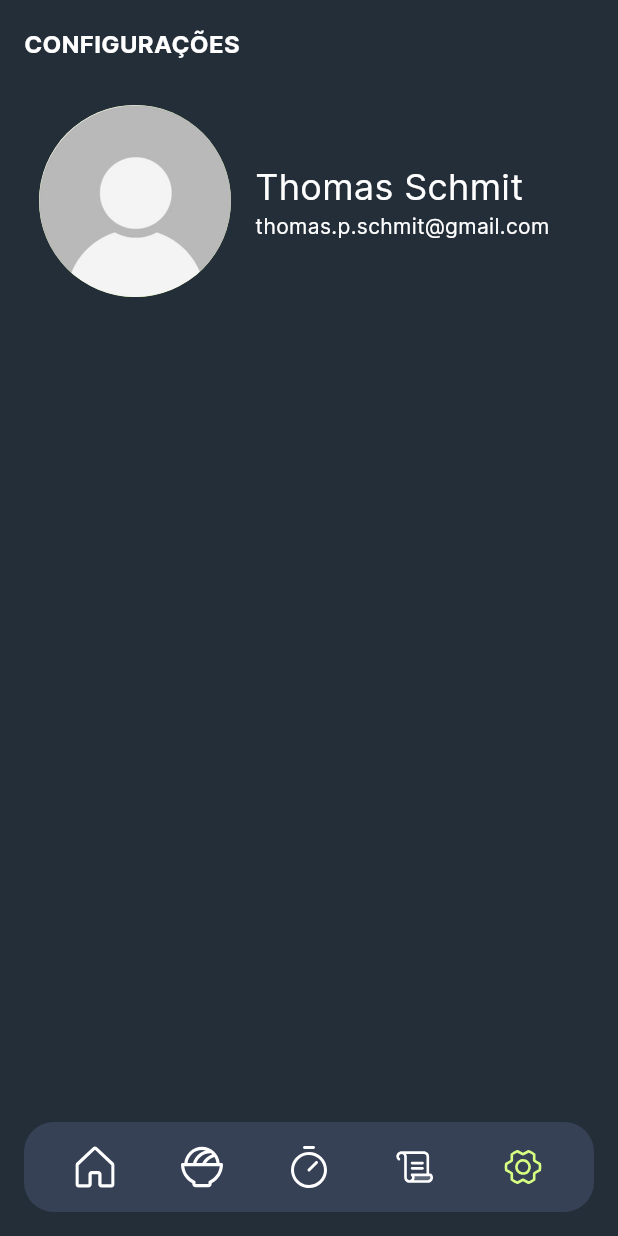
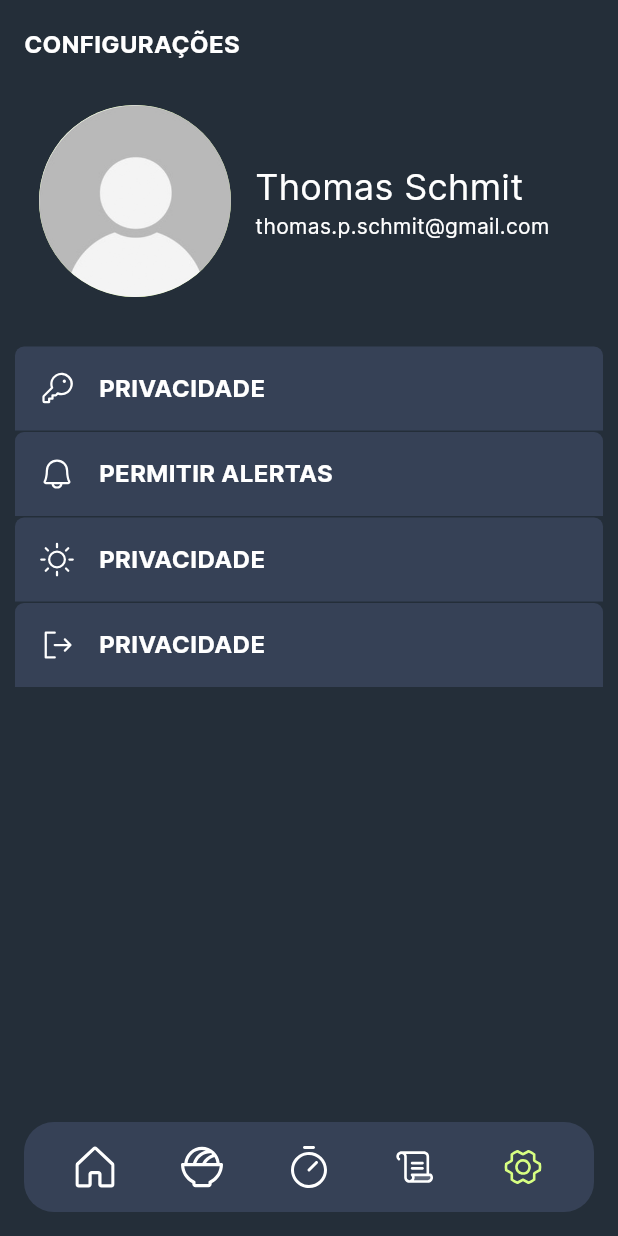
Before and after one commit to unlockway/unlockwayui, a Flutter app: the Settings screen opened directly, on a phone screen of 412 x 824 dp. Run offline on Flutter 3.47's test engine with Material 2 defaults, Android fonts, the phone set to English and light mode, and no system bars; our stand-ins replace flutter_phosphor_icons, flutter_svg; project files that could hold a hidden picture were left out.

Commit message:
feat(settings): :sparkles: creating the settings UI

```diff
--- a/lib/main.dart
+++ b/lib/main.dart
@@ -17,8 +17,9 @@ class MyApp extends StatelessWidget {
       debugShowCheckedModeBanner: false,
       theme: ThemeData(
         appBarTheme: const AppBarTheme(
-            systemOverlayStyle:
-                SystemUiOverlayStyle(statusBarColor: Colors.transparent)),
+          systemOverlayStyle:
+              SystemUiOverlayStyle(statusBarColor: Colors.transparent),
+        ),
         useMaterial3: true,
         colorScheme: ColorScheme.fromSeed(
           seedColor: Color(primary),
--- a/lib/screens/notify/notifypage.dart
+++ b/lib/screens/notify/notifypage.dart
@@ -41,8 +41,7 @@ class _NotifyPageState extends State<NotifyPage> {
         ),
         centerTitle: true,
       ),
-      body: Container(
-        child: Column(
+      body: Column(
         children: [
           SizedBox(
             height: 50,
@@ -82,7 +81,6 @@ class _NotifyPageState extends State<NotifyPage> {
           ),
         ],
       ),
-      ),
     );
   }
 }
--- a/lib/screens/settings/components/options.dart
+++ b/lib/screens/settings/components/options.dart
@@ -1,39 +1,47 @@
 import 'package:flutter/material.dart';
 import 'package:unlockway/constants.dart';
 
-class OptionsSettings extends StatelessWidget {
-  const OptionsSettings({super.key});
+class SettingsOption extends StatelessWidget {
+  const SettingsOption({
+    super.key,
+    required this.icon,
+    required this.label,
+    required this.onTap,
+  });
+
+  final IconData icon;
+  final String label;
+  final VoidCallback onTap;
 
   @override
   Widget build(BuildContext context) {
-    return Container(
-      child: Column(children: [
+    return Column(children: [
       InkWell(
-          onTap: () {},
-          child: Flexible(
+        onTap: onTap,
         child: Container(
-              padding: const EdgeInsets.all(10),
+          margin: const EdgeInsets.only(top: 1.0),
+          padding: const EdgeInsets.all(16),
           width: double.infinity,
-              height: 95,
           decoration: BoxDecoration(
             color: Color(darkBglight),
             borderRadius: const BorderRadius.only(
-                  topLeft: Radius.circular(8),
-                  topRight: Radius.circular(8),
+              topLeft: Radius.circular(6),
+              topRight: Radius.circular(6),
             ),
           ),
-              child: const Row(
-                mainAxisSize: MainAxisSize.min,
+          child: Row(
+            mainAxisSize: MainAxisSize.max,
             children: [
-                  // Icon(),
+              Icon(icon, color: Colors.white),
+              const SizedBox(width: 16.0),
               FittedBox(
                 fit: BoxFit.fitWidth,
                 child: Text(
-                      "usar inteligência artifical",
-                      style: TextStyle(
+                  label.toUpperCase(),
+                  style: const TextStyle(
                     fontFamily: "Inter",
                     fontWeight: FontWeight.bold,
-                        fontSize: 18,
+                    fontSize: 16,
                     color: Colors.white,
                   ),
                 ),
@@ -42,8 +50,6 @@ class OptionsSettings extends StatelessWidget {
           ),
         ),
       ),
-        ),
-      ]),
-    );
+    ]);
   }
 }
--- a/lib/screens/settings/settings.dart
+++ b/lib/screens/settings/settings.dart
@@ -1,6 +1,8 @@
 import 'package:flutter/material.dart';
+import 'package:flutter_phosphor_icons/flutter_phosphor_icons.dart';
 import 'package:unlockway/constants.dart';
 import 'package:unlockway/components/utils/bottom_navigator.dart';
+import 'package:unlockway/screens/settings/components/options.dart';
 import 'package:unlockway/screens/settings/components/profile.dart';
 
 class Settings extends StatelessWidget {
@@ -22,10 +24,11 @@ class Settings extends StatelessWidget {
                 child: Text(
                   "Configurações".toUpperCase(),
                   style: const TextStyle(
-                      fontWeight: FontWeight.bold,
-                      fontFamily: "Inter",
-                      color: Colors.white,
-                      fontSize: 16.0),
+                    fontWeight: FontWeight.bold,
+                    fontFamily: "Inter",
+                    color: Colors.white,
+                    fontSize: 16.0,
+                  ),
                 ),
               ),
             ],
@@ -36,9 +39,37 @@ class Settings extends StatelessWidget {
       body: Container(
         height: MediaQuery.of(context).size.height,
         margin: const EdgeInsets.all(10),
-        child: const Column(
-          mainAxisAlignment: MainAxisAlignment.spaceBetween,
-          children: [ProfileSettings()],
+        child: Column(
+          children: [
+            const ProfileSettings(),
+            Container(
+              margin: const EdgeInsets.only(top: 32.0),
+              child: Column(
+                children: [
+                  SettingsOption(
+                    icon: PhosphorIcons.key,
+                    label: "Privacidade",
+                    onTap: () {},
+                  ),
+                  SettingsOption(
+                    icon: PhosphorIcons.bell,
+                    label: "Permitir Alertas",
+                    onTap: () {},
+                  ),
+                  SettingsOption(
+                    icon: PhosphorIcons.sun,
+                    label: "Privacidade",
+                    onTap: () {},
+                  ),
+                  SettingsOption(
+                    icon: PhosphorIcons.sign_out,
+                    label: "Privacidade",
+                    onTap: () {},
+                  ),
+                ],
+              ),
+            )
+          ],
         ),
       ),
     );
```
Also changed, not shown: assets/img/thomas.png (added). Lines whose indentation alone changed are shown as unchanged.
